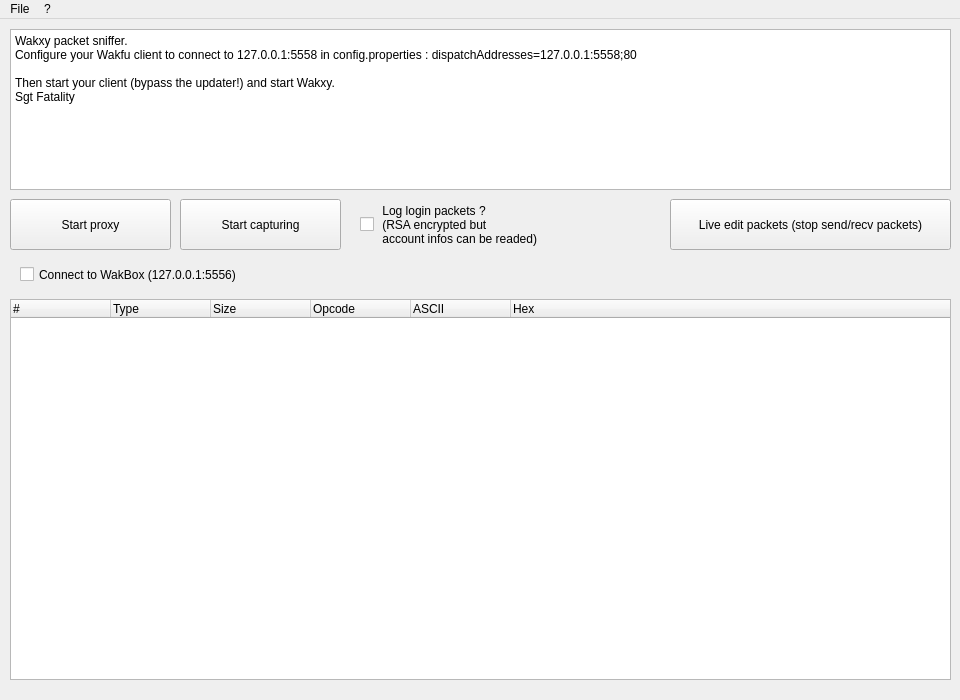
Old version of the form src/mainwindow.ui in the repository WakBox/Wakxy.
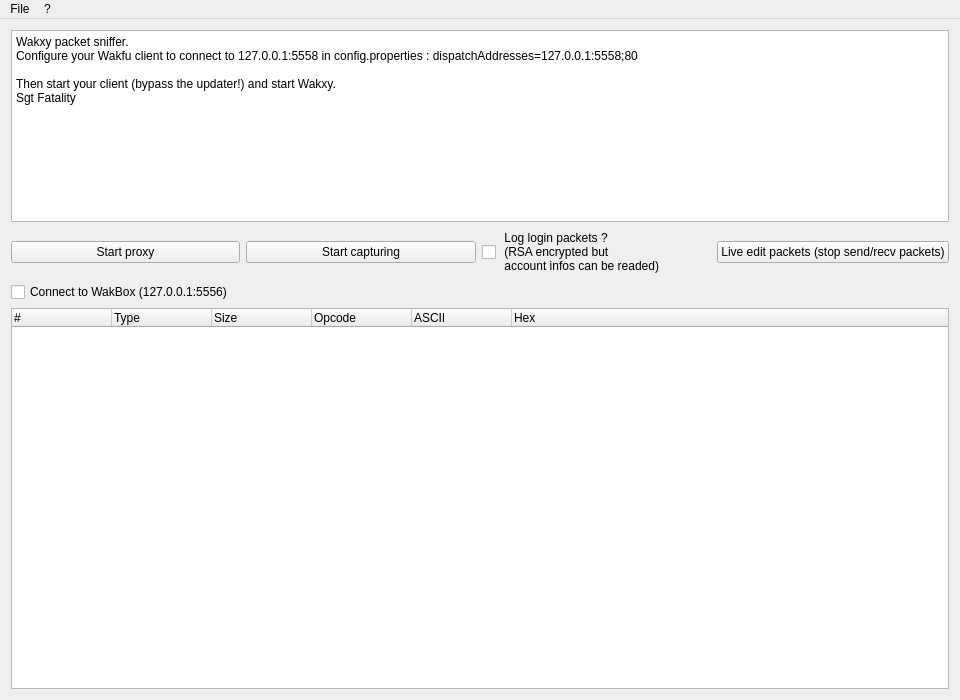
New version of the form. Icons and pictures are not drawn.

```diff
--- a/src/mainwindow.ui
+++ b/src/mainwindow.ui
@@ -10,6 +10,12 @@
     <height>700</height>
    </rect>
   </property>
+  <property name="sizePolicy">
+   <sizepolicy hsizetype="Expanding" vsizetype="Expanding">
+    <horstretch>0</horstretch>
+    <verstretch>0</verstretch>
+   </sizepolicy>
+  </property>
   <property name="minimumSize">
    <size>
     <width>960</width>
@@ -18,8 +24,8 @@
   </property>
   <property name="maximumSize">
    <size>
-    <width>960</width>
-    <height>700</height>
+    <width>2000</width>
+    <height>2000</height>
    </size>
   </property>
   <property name="windowTitle">
@@ -30,67 +36,25 @@
     <normaloff>:/Images/logo.png</normaloff>:/Images/logo.png</iconset>
   </property>
   <widget class="QWidget" name="centralWidget">
-   <widget class="QPushButton" name="buttonStartProxy">
-    <property name="geometry">
-     <rect>
-      <x>10</x>
-      <y>180</y>
-      <width>161</width>
-      <height>51</height>
-     </rect>
-    </property>
-    <property name="text">
-     <string>Start proxy</string>
-    </property>
-   </widget>
-   <widget class="QTreeWidget" name="packets">
-    <property name="geometry">
-     <rect>
-      <x>10</x>
-      <y>280</y>
-      <width>941</width>
-      <height>381</height>
-     </rect>
-    </property>
-    <column>
-     <property name="text">
-      <string>#</string>
-     </property>
-    </column>
-    <column>
-     <property name="text">
-      <string>Type</string>
-     </property>
-    </column>
-    <column>
-     <property name="text">
-      <string>Size</string>
-     </property>
-    </column>
-    <column>
-     <property name="text">
-      <string>Opcode</string>
-     </property>
-    </column>
-    <column>
-     <property name="text">
-      <string>ASCII</string>
-     </property>
-    </column>
-    <column>
-     <property name="text">
-      <string>Hex</string>
-     </property>
-    </column>
-   </widget>
+   <property name="sizePolicy">
+    <sizepolicy hsizetype="Expanding" vsizetype="Expanding">
+     <horstretch>0</horstretch>
+     <verstretch>0</verstretch>
+    </sizepolicy>
+   </property>
+   <layout class="QGridLayout" name="gridLayout_2">
+    <item row="0" column="0">
+     <layout class="QGridLayout" name="gridLayout">
+      <property name="sizeConstraint">
+       <enum>QLayout::SetMaximumSize</enum>
+      </property>
+      <item row="0" column="0" colspan="4">
    <widget class="QPlainTextEdit" name="logs">
-    <property name="geometry">
-     <rect>
-      <x>10</x>
-      <y>10</y>
-      <width>941</width>
-      <height>161</height>
-     </rect>
+        <property name="sizePolicy">
+         <sizepolicy hsizetype="Expanding" vsizetype="Fixed">
+          <horstretch>0</horstretch>
+          <verstretch>0</verstretch>
+         </sizepolicy>
     </property>
     <property name="readOnly">
      <bool>true</bool>
@@ -103,14 +67,40 @@
 Sgt Fatality</string>
     </property>
    </widget>
+      </item>
+      <item row="1" column="0">
+       <widget class="QPushButton" name="buttonStartProxy">
+        <property name="sizePolicy">
+         <sizepolicy hsizetype="Expanding" vsizetype="Fixed">
+          <horstretch>0</horstretch>
+          <verstretch>0</verstretch>
+         </sizepolicy>
+        </property>
+        <property name="text">
+         <string>Start proxy</string>
+        </property>
+       </widget>
+      </item>
+      <item row="1" column="1">
+       <widget class="QPushButton" name="buttonStartCapture">
+        <property name="sizePolicy">
+         <sizepolicy hsizetype="Expanding" vsizetype="Fixed">
+          <horstretch>0</horstretch>
+          <verstretch>0</verstretch>
+         </sizepolicy>
+        </property>
+        <property name="text">
+         <string>Start capturing</string>
+        </property>
+       </widget>
+      </item>
+      <item row="1" column="2">
    <widget class="QCheckBox" name="logLoginPacket">
-    <property name="geometry">
-     <rect>
-      <x>360</x>
-      <y>180</y>
-      <width>271</width>
-      <height>51</height>
-     </rect>
+        <property name="sizePolicy">
+         <sizepolicy hsizetype="Expanding" vsizetype="Fixed">
+          <horstretch>0</horstretch>
+          <verstretch>0</verstretch>
+         </sizepolicy>
     </property>
     <property name="text">
      <string> Log login packets ?
@@ -118,45 +108,76 @@
  account infos can be readed)</string>
     </property>
    </widget>
-   <widget class="QPushButton" name="buttonStartCapture">
-    <property name="geometry">
-     <rect>
-      <x>180</x>
-      <y>180</y>
-      <width>161</width>
-      <height>51</height>
-     </rect>
-    </property>
-    <property name="text">
-     <string>Start capturing</string>
-    </property>
-   </widget>
+      </item>
+      <item row="1" column="3">
    <widget class="QPushButton" name="buttonLiveEdit">
-    <property name="geometry">
-     <rect>
-      <x>670</x>
-      <y>180</y>
-      <width>281</width>
-      <height>51</height>
-     </rect>
+        <property name="sizePolicy">
+         <sizepolicy hsizetype="Expanding" vsizetype="Fixed">
+          <horstretch>0</horstretch>
+          <verstretch>0</verstretch>
+         </sizepolicy>
     </property>
     <property name="text">
      <string>Live edit packets (stop send/recv packets)</string>
     </property>
    </widget>
+      </item>
+      <item row="3" column="0" colspan="4">
+       <widget class="QTreeWidget" name="packets">
+        <property name="sizePolicy">
+         <sizepolicy hsizetype="Expanding" vsizetype="Expanding">
+          <horstretch>0</horstretch>
+          <verstretch>0</verstretch>
+         </sizepolicy>
+        </property>
+        <column>
+         <property name="text">
+          <string>#</string>
+         </property>
+        </column>
+        <column>
+         <property name="text">
+          <string>Type</string>
+         </property>
+        </column>
+        <column>
+         <property name="text">
+          <string>Size</string>
+         </property>
+        </column>
+        <column>
+         <property name="text">
+          <string>Opcode</string>
+         </property>
+        </column>
+        <column>
+         <property name="text">
+          <string>ASCII</string>
+         </property>
+        </column>
+        <column>
+         <property name="text">
+          <string>Hex</string>
+         </property>
+        </column>
+       </widget>
+      </item>
+      <item row="2" column="0" colspan="2">
    <widget class="QCheckBox" name="proxyWakbox">
-    <property name="geometry">
-     <rect>
-      <x>20</x>
-      <y>240</y>
-      <width>271</width>
-      <height>31</height>
-     </rect>
+        <property name="sizePolicy">
+         <sizepolicy hsizetype="Fixed" vsizetype="Fixed">
+          <horstretch>0</horstretch>
+          <verstretch>0</verstretch>
+         </sizepolicy>
     </property>
     <property name="text">
      <string>Connect to WakBox (127.0.0.1:5556)</string>
     </property>
    </widget>
+      </item>
+     </layout>
+    </item>
+   </layout>
   </widget>
   <widget class="QMenuBar" name="menuBar">
    <property name="geometry">
```
Lines whose indentation alone changed are shown as unchanged.
